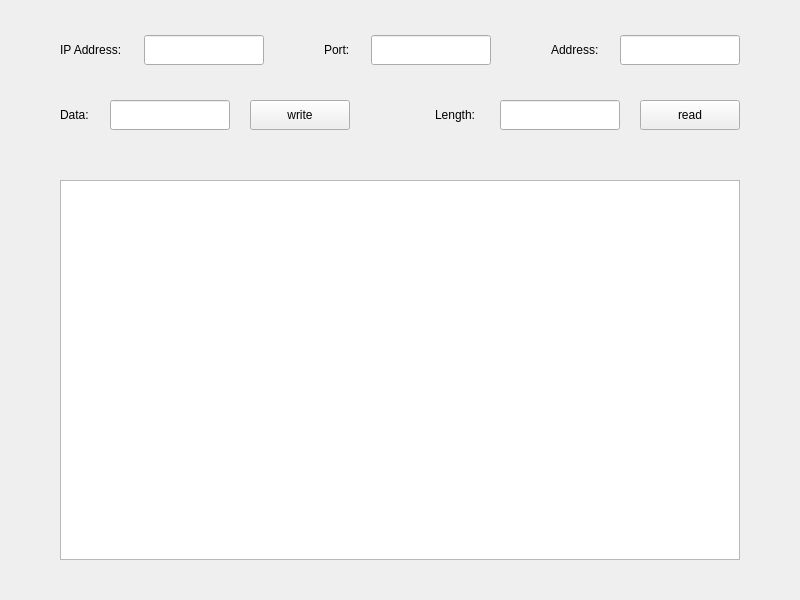
Above: rbcp.ui from lizitian/pandaxiii before the change. Below: the same form after it.
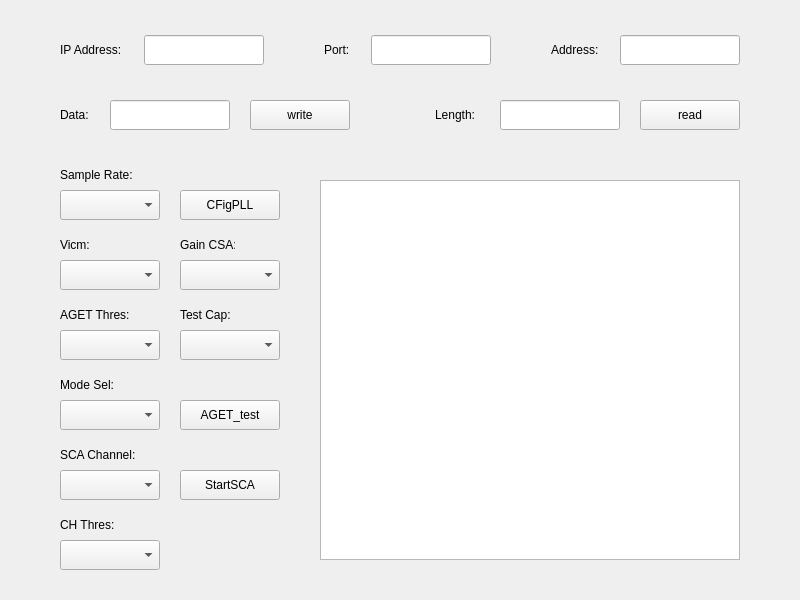
That is the form after the change.

```diff
--- a/rbcp.ui
+++ b/rbcp.ui
@@ -158,13 +158,236 @@
    <widget class="QTextBrowser" name="output">
     <property name="geometry">
      <rect>
-      <x>60</x>
+      <x>320</x>
       <y>180</y>
-      <width>680</width>
+      <width>420</width>
       <height>380</height>
      </rect>
     </property>
    </widget>
+   <widget class="QLabel" name="sampleratelabel">
+    <property name="geometry">
+     <rect>
+      <x>60</x>
+      <y>165</y>
+      <width>76</width>
+      <height>20</height>
+     </rect>
+    </property>
+    <property name="text">
+     <string>Sample Rate:</string>
+    </property>
+   </widget>
+   <widget class="QComboBox" name="samplerate">
+    <property name="geometry">
+     <rect>
+      <x>60</x>
+      <y>190</y>
+      <width>100</width>
+      <height>30</height>
+     </rect>
+    </property>
+   </widget>
+   <widget class="QPushButton" name="CFigPLL">
+    <property name="geometry">
+     <rect>
+      <x>180</x>
+      <y>190</y>
+      <width>100</width>
+      <height>30</height>
+     </rect>
+    </property>
+    <property name="text">
+     <string>CFigPLL</string>
+    </property>
+   </widget>
+   <widget class="QLabel" name="vicmlabel">
+    <property name="geometry">
+     <rect>
+      <x>60</x>
+      <y>235</y>
+      <width>31</width>
+      <height>20</height>
+     </rect>
+    </property>
+    <property name="text">
+     <string>Vicm:</string>
+    </property>
+   </widget>
+   <widget class="QComboBox" name="vicm">
+    <property name="geometry">
+     <rect>
+      <x>60</x>
+      <y>260</y>
+      <width>100</width>
+      <height>30</height>
+     </rect>
+    </property>
+   </widget>
+   <widget class="QLabel" name="gaincsalabel">
+    <property name="geometry">
+     <rect>
+      <x>180</x>
+      <y>235</y>
+      <width>55</width>
+      <height>20</height>
+     </rect>
+    </property>
+    <property name="text">
+     <string>Gain CSA:</string>
+    </property>
+   </widget>
+   <widget class="QComboBox" name="gaincsa">
+    <property name="geometry">
+     <rect>
+      <x>180</x>
+      <y>260</y>
+      <width>100</width>
+      <height>30</height>
+     </rect>
+    </property>
+   </widget>
+   <widget class="QLabel" name="agetthreslabel">
+    <property name="geometry">
+     <rect>
+      <x>60</x>
+      <y>305</y>
+      <width>69</width>
+      <height>20</height>
+     </rect>
+    </property>
+    <property name="text">
+     <string>AGET Thres:</string>
+    </property>
+   </widget>
+   <widget class="QComboBox" name="agetthres">
+    <property name="geometry">
+     <rect>
+      <x>60</x>
+      <y>330</y>
+      <width>100</width>
+      <height>30</height>
+     </rect>
+    </property>
+   </widget>
+   <widget class="QLabel" name="testcaplabel">
+    <property name="geometry">
+     <rect>
+      <x>180</x>
+      <y>305</y>
+      <width>53</width>
+      <height>20</height>
+     </rect>
+    </property>
+    <property name="text">
+     <string>Test Cap:</string>
+    </property>
+   </widget>
+   <widget class="QComboBox" name="testcap">
+    <property name="geometry">
+     <rect>
+      <x>180</x>
+      <y>330</y>
+      <width>100</width>
+      <height>30</height>
+     </rect>
+    </property>
+   </widget>
+   <widget class="QLabel" name="modesellabel">
+    <property name="geometry">
+     <rect>
+      <x>60</x>
+      <y>375</y>
+      <width>57</width>
+      <height>20</height>
+     </rect>
+    </property>
+    <property name="text">
+     <string>Mode Sel:</string>
+    </property>
+   </widget>
+   <widget class="QComboBox" name="modesel">
+    <property name="geometry">
+     <rect>
+      <x>60</x>
+      <y>400</y>
+      <width>100</width>
+      <height>30</height>
+     </rect>
+    </property>
+   </widget>
+   <widget class="QPushButton" name="AGET_test">
+    <property name="geometry">
+     <rect>
+      <x>180</x>
+      <y>400</y>
+      <width>100</width>
+      <height>30</height>
+     </rect>
+    </property>
+    <property name="text">
+     <string>AGET_test</string>
+    </property>
+   </widget>
+   <widget class="QLabel" name="scachannellabel">
+    <property name="geometry">
+     <rect>
+      <x>60</x>
+      <y>445</y>
+      <width>77</width>
+      <height>20</height>
+     </rect>
+    </property>
+    <property name="text">
+     <string>SCA Channel:</string>
+    </property>
+   </widget>
+   <widget class="QComboBox" name="scachannel">
+    <property name="geometry">
+     <rect>
+      <x>60</x>
+      <y>470</y>
+      <width>100</width>
+      <height>30</height>
+     </rect>
+    </property>
+   </widget>
+   <widget class="QPushButton" name="StartSCA">
+    <property name="geometry">
+     <rect>
+      <x>180</x>
+      <y>470</y>
+      <width>100</width>
+      <height>30</height>
+     </rect>
+    </property>
+    <property name="text">
+     <string>StartSCA</string>
+    </property>
+   </widget>
+   <widget class="QLabel" name="chthreslabel">
+    <property name="geometry">
+     <rect>
+      <x>60</x>
+      <y>515</y>
+      <width>56</width>
+      <height>20</height>
+     </rect>
+    </property>
+    <property name="text">
+     <string>CH Thres:</string>
+    </property>
+   </widget>
+   <widget class="QComboBox" name="chthres">
+    <property name="geometry">
+     <rect>
+      <x>60</x>
+      <y>540</y>
+      <width>100</width>
+      <height>30</height>
+     </rect>
+    </property>
+   </widget>
   </widget>
  </widget>
  <resources/>
```
